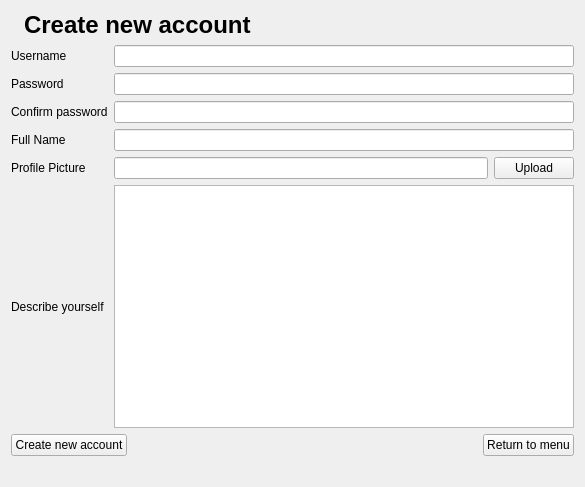
Huy-Nguyen-HCI/RocketBook, file gui/createaccountgui.ui: the form before one commit.
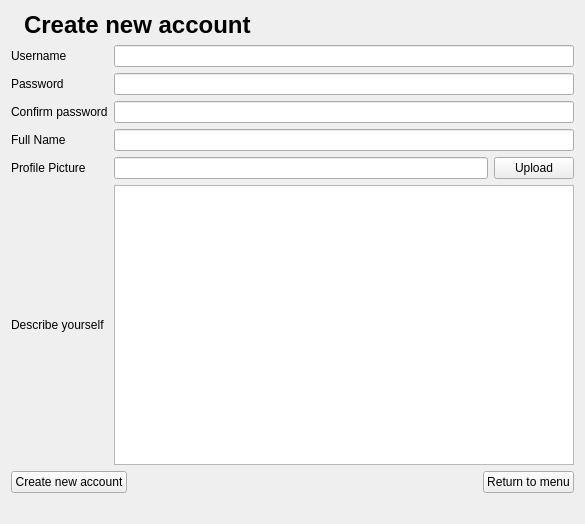
The form after the commit. Icons and pictures are not drawn.

Commit message: Can now set profile picture when creating account in gui.

Diff of the .ui file:
```diff
--- a/gui/createaccountgui.ui
+++ b/gui/createaccountgui.ui
@@ -7,7 +7,7 @@
     <x>0</x>
     <y>0</y>
     <width>585</width>
-    <height>487</height>
+    <height>524</height>
    </rect>
   </property>
   <property name="windowTitle">
```
The commit also changes 3 other files.
